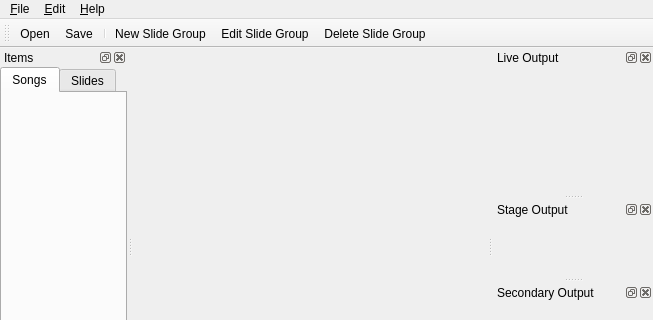
First picture: the form in src/mainwindow.ui, repository google-code-export/dviz, before the edit; both pictures show x 0 to 653 and y 0 to 320 of the 653 by 465 pixel window.
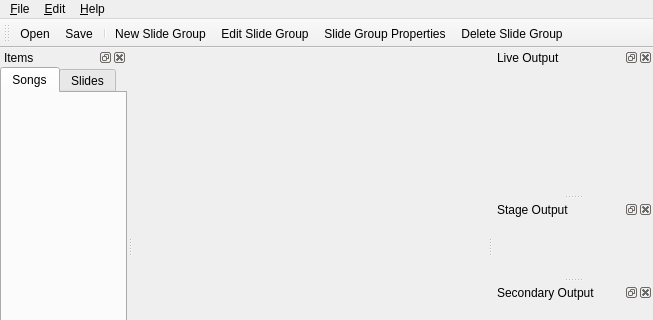
Second picture: the form after the edit.

Commit message: Bumped version to 0.8.2 since we're down to maybe 5 or 10 items to finsih before first release. Added icons from Bluecurve theme for toolbar actions in MainWindow and SlideEditorWindow. Added toolbar options to inc/deinc font size of textbox. Added kbd shortcuts to undo/redo. Moved editor windows to QMainWindows. Moved undo list view into dock widget in slide editor window. Integrated slide dialog and slide group dialog into both main window and slide editor window. Added duplicate slide functionality (equiv to copy/paste slide in other programs.)

The edit to the form file:
```diff
--- a/src/mainwindow.ui
+++ b/src/mainwindow.ui
@@ -163,6 +163,7 @@
    <addaction name="separator"/>
    <addaction name="actionNew_Slide_Group"/>
    <addaction name="actionEdit_Slide_Group"/>
+   <addaction name="actionSlide_Group_Properties"/>
    <addaction name="actionDelete_Slide_Group"/>
   </widget>
   <action name="actionOpen">
@@ -224,6 +225,16 @@
     <string>F2</string>
    </property>
   </action>
+  <action name="actionSlide_Group_Properties">
+	  <property name="text">
+		  <string>Slide Group Properties</string>
+	  </property>
+	  <property name="shortcut">
+		  <string>SHIFT+F2</string>
+	  </property>
+  </action>
+  
+  
   <action name="actionApp_Settings">
    <property name="text">
     <string>Program Settings ...</string>
```
The commit also changes 98 other files.
